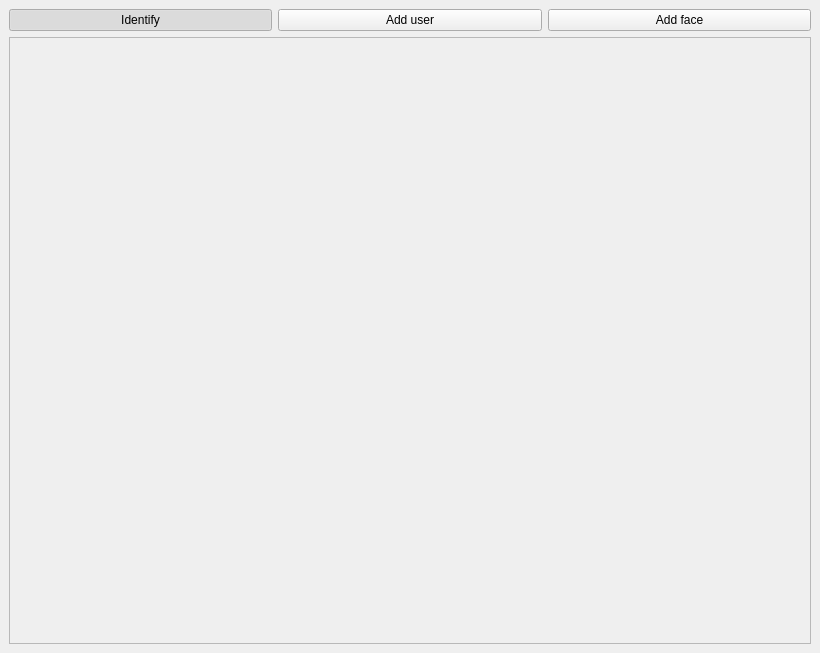
This is mainwindow.ui in adizquier/faceRecognition as Qt 5 draws it before an edit. The edited form follows.
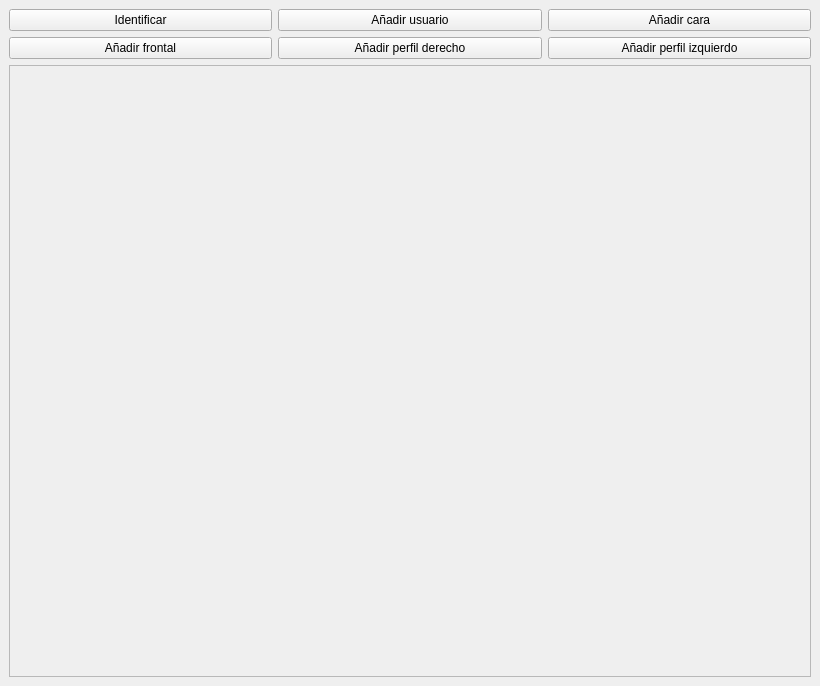
This is the edited form.

Commit message: Creación de formularios para la identificación de usuarios registrados y control de acceso al sistema

```diff
--- a/mainwindow.ui
+++ b/mainwindow.ui
@@ -7,7 +7,7 @@
     <x>0</x>
     <y>0</y>
     <width>820</width>
-    <height>653</height>
+    <height>686</height>
    </rect>
   </property>
   <property name="sizePolicy">
@@ -35,9 +35,6 @@
    <layout class="QGridLayout" name="gridLayout">
     <item row="0" column="0">
      <layout class="QVBoxLayout" name="verticalLayout">
-      <property name="sizeConstraint">
-       <enum>QLayout::SetDefaultConstraint</enum>
-      </property>
       <item>
        <layout class="QHBoxLayout" name="horizontalLayout">
         <property name="sizeConstraint">
@@ -52,13 +49,13 @@
            </sizepolicy>
           </property>
           <property name="text">
-           <string>Identify</string>
+           <string>Identificar</string>
           </property>
           <property name="checkable">
            <bool>true</bool>
           </property>
           <property name="checked">
-           <bool>true</bool>
+           <bool>false</bool>
           </property>
          </widget>
         </item>
@@ -71,17 +68,75 @@
            </sizepolicy>
           </property>
           <property name="text">
-           <string>Add user</string>
+           <string>Añadir usuario</string>
           </property>
           <property name="checkable">
-           <bool>true</bool>
+           <bool>false</bool>
           </property>
          </widget>
         </item>
         <item>
          <widget class="QPushButton" name="addFace_buttom">
           <property name="text">
-           <string>Add face</string>
+           <string>Añadir cara</string>
+          </property>
+         </widget>
+        </item>
+       </layout>
+      </item>
+      <item>
+       <layout class="QHBoxLayout" name="addFaceMenu">
+        <property name="sizeConstraint">
+         <enum>QLayout::SetDefaultConstraint</enum>
+        </property>
+        <item>
+         <widget class="QPushButton" name="addFrontal_Buttom">
+          <property name="enabled">
+           <bool>true</bool>
+          </property>
+          <property name="sizePolicy">
+           <sizepolicy hsizetype="Minimum" vsizetype="Fixed">
+            <horstretch>0</horstretch>
+            <verstretch>0</verstretch>
+           </sizepolicy>
+          </property>
+          <property name="text">
+           <string>Añadir frontal</string>
+          </property>
+          <property name="checkable">
+           <bool>false</bool>
+          </property>
+          <property name="checked">
+           <bool>false</bool>
+          </property>
+         </widget>
+        </item>
+        <item>
+         <widget class="QPushButton" name="addRight_buttom">
+          <property name="enabled">
+           <bool>true</bool>
+          </property>
+          <property name="sizePolicy">
+           <sizepolicy hsizetype="Minimum" vsizetype="Fixed">
+            <horstretch>0</horstretch>
+            <verstretch>0</verstretch>
+           </sizepolicy>
+          </property>
+          <property name="text">
+           <string>Añadir perfil derecho</string>
+          </property>
+          <property name="checkable">
+           <bool>false</bool>
+          </property>
+         </widget>
+        </item>
+        <item>
+         <widget class="QPushButton" name="addLeft_buttom">
+          <property name="enabled">
+           <bool>true</bool>
+          </property>
+          <property name="text">
+           <string>Añadir perfil izquierdo</string>
           </property>
          </widget>
         </item>
```
Left out of the diff: 2 changed lines with no effect on the pictures. The commit also changes 8 other files.
